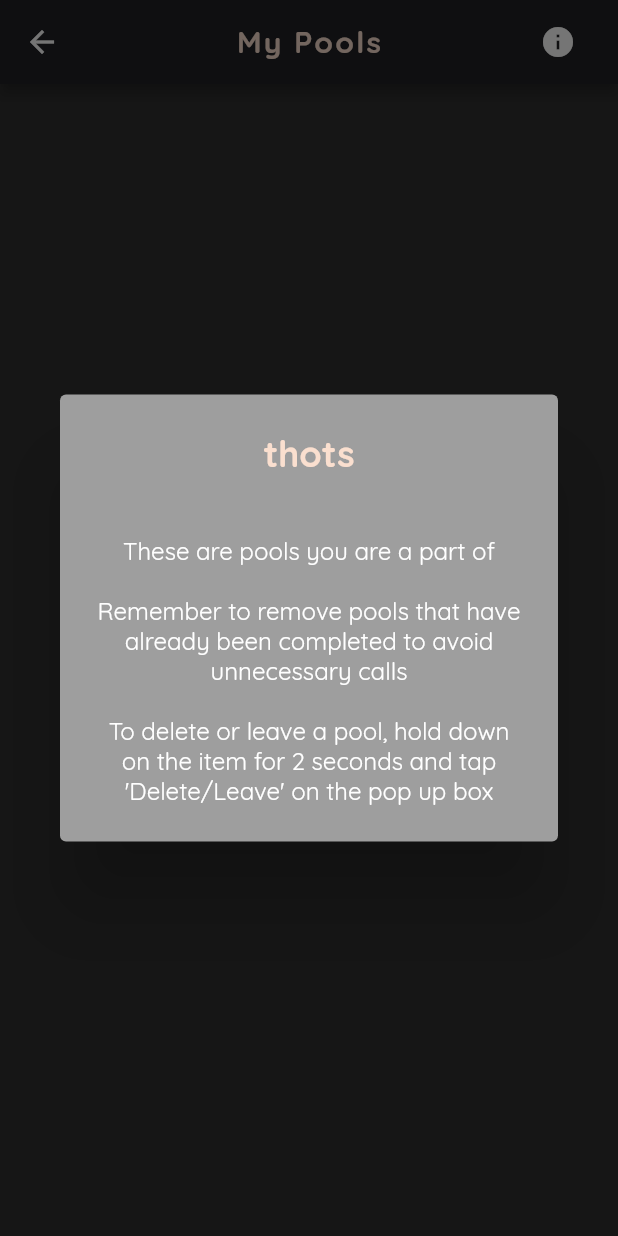
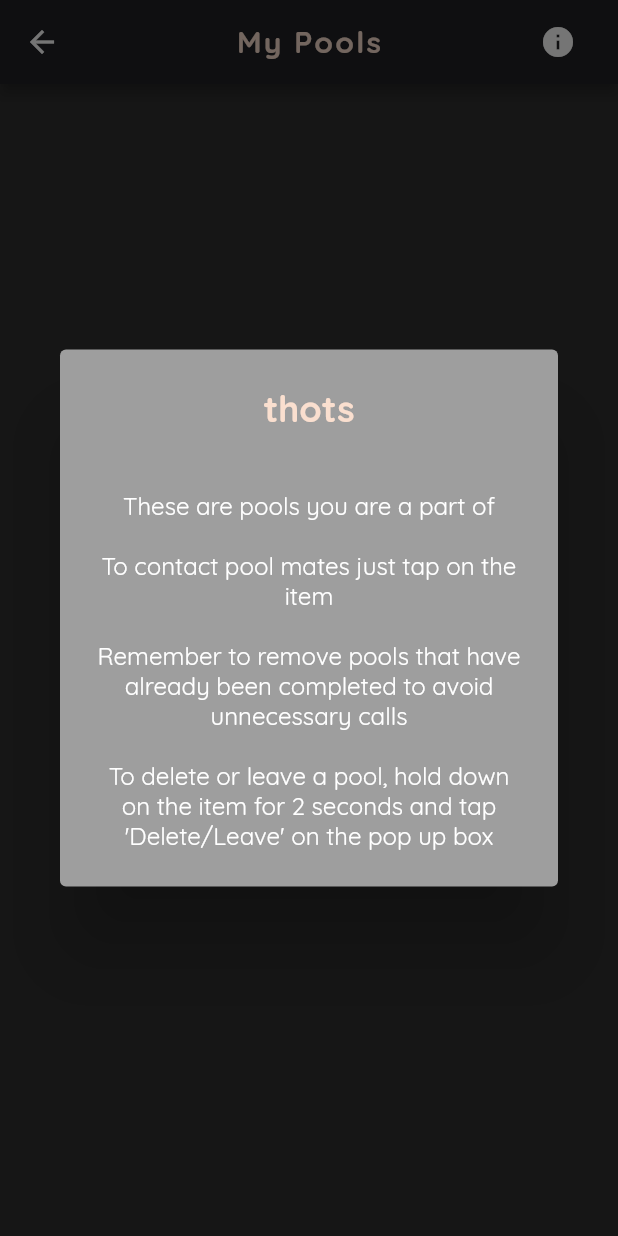
Before and after one commit to Maverick-Wolf/bfg, a Flutter app: the MyPoolListings screen opened by its route, after a tap on the "info" icon, on a phone screen of 412 x 824 dp. Run offline on Flutter 3.47's test engine with Material 2 defaults, Android fonts, the phone set to English and light mode, and no system bars; our stand-ins replace animated_text_kit, cloud_firestore, firebase_auth, firebase_core, flutter_datetime_picker; accounts and stored records are empty.

Commit message:
improved my pool listings info

```diff
--- a/lib/screens/cabpools/listings/my_pool_listings.dart
+++ b/lib/screens/cabpools/listings/my_pool_listings.dart
@@ -116,7 +116,7 @@ class _MyPoolListingsState extends State<MyPoolListings> {
         crossAxisAlignment: CrossAxisAlignment.start,
         children: [
           Text(
-            "\nThese are pools you are a part of \n\nRemember to remove pools that have already been completed to avoid unnecessary calls\n\nTo delete or leave a pool, hold down on the item for 2 seconds and tap 'Delete/Leave' on the pop up box",
+            "\nThese are pools you are a part of \n\nTo contact pool mates just tap on the item\n\nRemember to remove pools that have already been completed to avoid unnecessary calls\n\nTo delete or leave a pool, hold down on the item for 2 seconds and tap 'Delete/Leave' on the pop up box",
             style: TextStyle(
               color: _theme.tertiaryColor,
               fontFamily: _theme.font,
```
